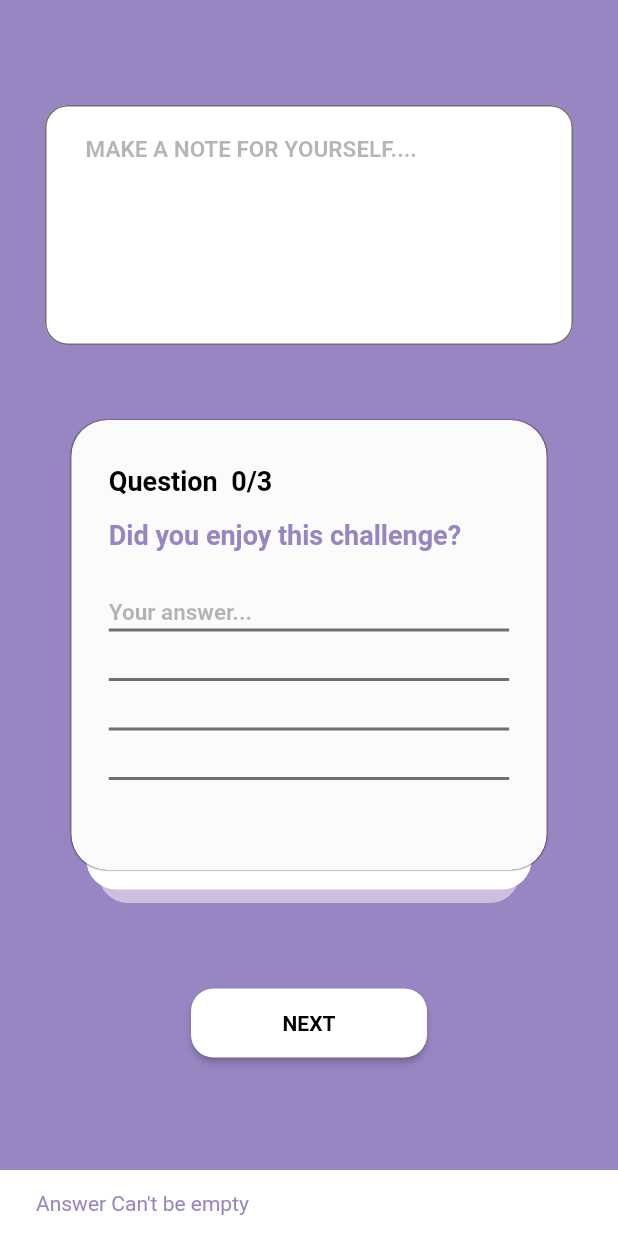
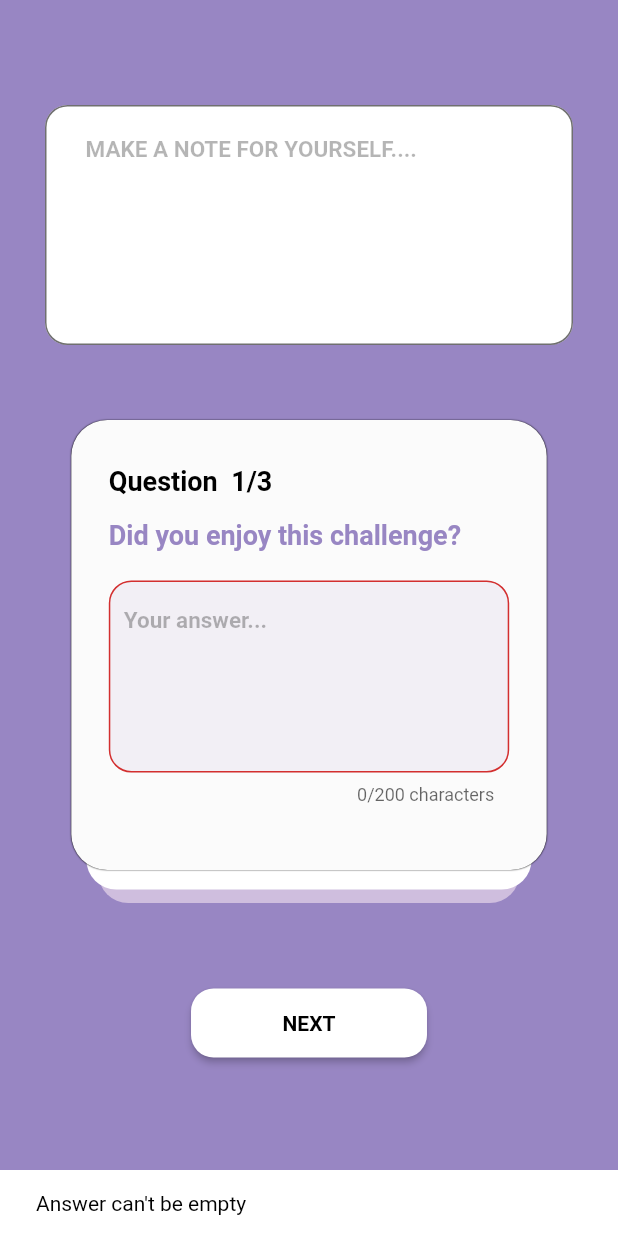
Before and after one commit to yashpitc/apps_data, a Flutter app: the FeedbackQuestionView screen opened by its route, after a tap on "NEXT", on a phone screen of 412 x 824 dp. Run offline on Flutter 3.47's test engine with Material 2 defaults, Android fonts, the phone set to English and light mode, and no system bars; our stand-ins replace cloud_firestore, firebase_core, firebase_crashlytics, flutter_svg, get, percent_indicator; accounts and stored records are empty.

Commit message:
Question View TextField Changes Done

```diff
--- a/lib/app/components/widgets/question_card_view.dart
+++ b/lib/app/components/widgets/question_card_view.dart
@@ -64,47 +64,59 @@ class QuestionCardView extends StatelessWidget {
                   children: [
                     Text("Question  ${controller!.remainQuestion.value}/3", style: CustomTextStyle.questionStyle),
                     const SizedBox(height: 15),
-                    Text("Did you enjoy this challenge?",
+                    Flexible(
+                      child: Text(controller!.questionList[0].toString(),
                           style: CustomTextStyle.questionTitleStyle),
-                    const SizedBox(height: 15),
-                    Stack(
-                      children: [
-                        for (int i = 0; i < 4; i++)
-                          Container(
-                            width: double.infinity,
-                            margin: EdgeInsets.only(
-                              top: 4 + (i + 1) * 33,
                     ),
-                            height: 2.0,
-                            color: AppColors.textFieldBorderColor
-                          ),
-                        Container(
-                          height: 140,
-                          child: Form(
+                    const SizedBox(height: 20),
+                    Form(
                       key: controller!.formKey,
                       child: TextFormField(
                         controller: controller!.answerController,
-                             //scrollPadding:const EdgeInsets.only(top:18),
+                       maxLength: controller!.maxLength,
                         decoration: InputDecoration(
                             hintText: "Your answer...",
                             hintStyle: CustomTextStyle.hintStyle,
-                                 contentPadding: const EdgeInsets.only(top:10,bottom: 10),
-                                  border: InputBorder.none),
+                           contentPadding:  EdgeInsets.all(10.0),
+                          filled: true,
+                          fillColor: AppColors.textFieldBgColor,
+                            counterText: '${controller!.answerText.value.length.toString() + "/" + controller!.maxLength.toString() } characters',
+                          border: OutlineInputBorder(
+                            borderRadius: BorderRadius.circular(15.0),
+                            borderSide: BorderSide(
+                                width: 0, color: AppColors.textFieldBgColor),
+                          ),
+                          focusedBorder: OutlineInputBorder(
+                            borderSide: BorderSide(
+                                width: 0, color: AppColors.textFieldBgColor),
+                            borderRadius: BorderRadius.circular(15.0),
+                          ),
+                          enabledBorder: OutlineInputBorder(
+                            borderSide: BorderSide(
+                                width: 0, color: AppColors.textFieldBgColor),
+                            borderRadius: BorderRadius.circular(15.0),
+                          ),
+                          focusedErrorBorder: OutlineInputBorder(
+                            borderSide: BorderSide(
+                                width: 0, color: AppColors.textFieldBgColor),
+                            borderRadius: BorderRadius.circular(15.0),
+                          ),
+                        ),
                         cursorWidth: 2.0,
                         cursorColor: AppColors.blackColor,
                         style: TextStyle(
                           height: 1.5,
                           fontSize: 18.0,
                         ),
+                        maxLines: 4,
                         keyboardType: TextInputType.multiline,
                          textInputAction: TextInputAction.newline,
-                              expands: true,
-                              maxLines: null,
                         validator: (value) => FormFieldValidation().validateText(value!),
+                        onChanged: (value) {
+                          controller!.answerText.value = value;
+                        },
+
                       ),
-                          ),
-                        ),
-                      ],
                     ),
                   ],
                 )),
--- a/lib/app/modules/daily_challenge/views/daily_challenge_view.dart
+++ b/lib/app/modules/daily_challenge/views/daily_challenge_view.dart
@@ -41,8 +41,11 @@ class DailyChallengeView extends StatelessWidget {
                   SizedBox(height: 20),
                   ChallengeCardView(),
                   SizedBox(height: 40),
-                  Text(AppStrings.TIMELEFTTEXT,
-                    style: CustomTextStyle.timeLeftStyle,
+                  FittedBox(
+                    fit: BoxFit.fitWidth,
+                    child: Text(AppStrings.TIMELEFTTEXT,
+                      style: CustomTextStyle.timeLeftStyle,
+                    ),
                   ),
                   SizedBox(height: 25),
                   LinearPercentIndicator(
--- a/lib/app/modules/feedback question/controllers/feedback_question_controller.dart
+++ b/lib/app/modules/feedback question/controllers/feedback_question_controller.dart
@@ -6,18 +6,26 @@ class FeedbackQuestionController extends GetxController{
   TextEditingController noteController = TextEditingController();
   TextEditingController answerController = TextEditingController();
   final formKey = GlobalKey<FormState>();
-  var remainQuestion = 0.obs;
-  var questionList = [].obs;
+  var remainQuestion = 1.obs;
+  var answerText = "".obs;
+  var maxLength = 200;
+  RxList questionList = [
+    "Did you enjoy this challenge?",
+    "What did you do to finish the challenge?",
+    "What was difficult for you?"
+  ].obs;
+  var questionText = "".obs;
+
 
    changeQuestionCount(){
-     for(int i=1; i<4 ;i++){
-       remainQuestion.value = i + 1;
-     }
-     //remainQuestion.value = remainQuestion.value + 1 ;
+     // for(int i=1; i<4 ;i++){
+     //   remainQuestion.value = i + 1;
+     // }
+     remainQuestion.value = remainQuestion.value + 1 ;
    }
 
    changeQuestion(int index) {
-     questionList.value[index] = questionList.value[index] + 1;
+       questionText.value = questionList.value[index + 1];
    }
 
 }
--- a/lib/app/modules/feedback question/views/feedback_question_view.dart
+++ b/lib/app/modules/feedback question/views/feedback_question_view.dart
@@ -34,10 +34,11 @@ class FeedbackQuestionView extends StatelessWidget {
                       contentPadding: EdgeInsets.only(left: 45,right: 45,top: 15,bottom: 15),
                       onTap: () {
                         if (controller.formKey.currentState!.validate()){
-                          controller.changeQuestionCount();
-                          //Get.toNamed(Routes.COMPLETECHALLENGEVIEW);
+                          Get.toNamed(Routes.COMPLETECHALLENGEVIEW);
+                          //controller.changeQuestionCount();
+                          // controller.changeQuestion(0);
                         }else{
-                          showSnackBar("Answer Can't be empty",context);
+                          showSnackBar("Answer can't be empty",context);
                         }
 
                       }),
@@ -53,7 +54,7 @@ class FeedbackQuestionView extends StatelessWidget {
   showSnackBar(String text,BuildContext context) {
     return ScaffoldMessenger.of(context).showSnackBar(
       SnackBar(
-        content: Text(text, style: TextStyle(color: AppColors.dashboardBGColor)),
+        content: Text(text, style: TextStyle(color: AppColors.blackColor)),
         backgroundColor: AppColors.whiteColor,
       ),
     );
--- a/lib/app/utils/constants/colors.dart
+++ b/lib/app/utils/constants/colors.dart
@@ -18,4 +18,5 @@ class AppColors {
   static Color textFieldBorderColor = const Color(0xFF707070);
   static Color hintColor = const Color(0x4A000000);
   static Color questionColor = const Color(0xFF9886C3);
+  static Color textFieldBgColor = const Color(0xFFCFBEDE).withOpacity(0.2);
 }
```
Also changed, not shown: 1 other file. Lines whose indentation alone changed are shown as unchanged.
